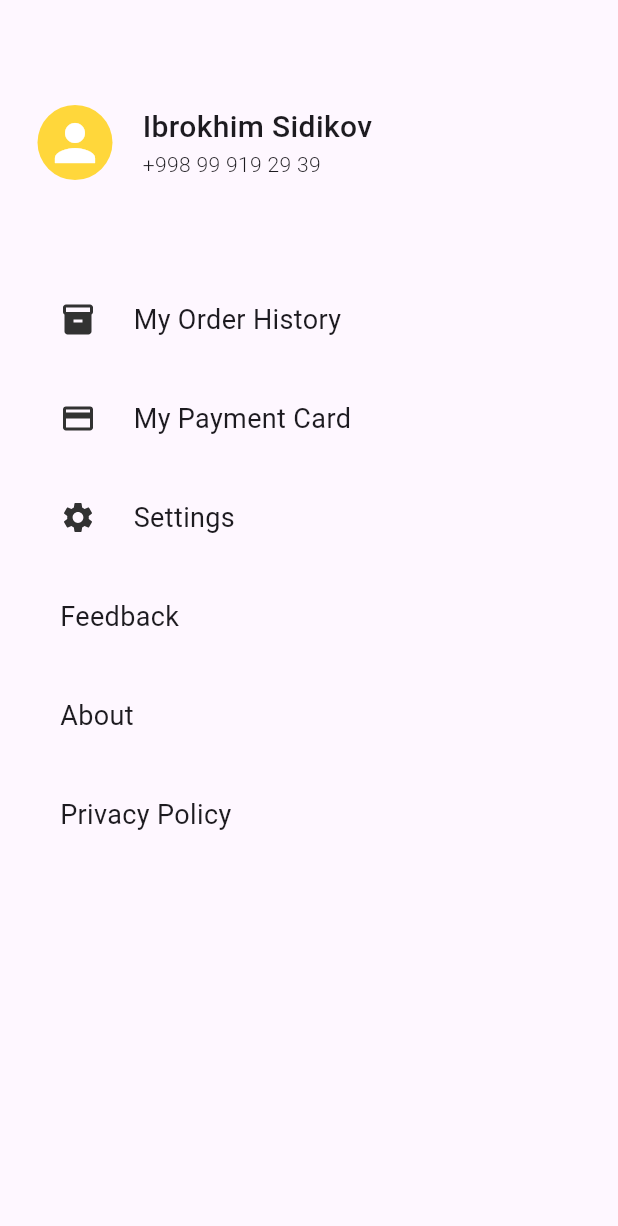
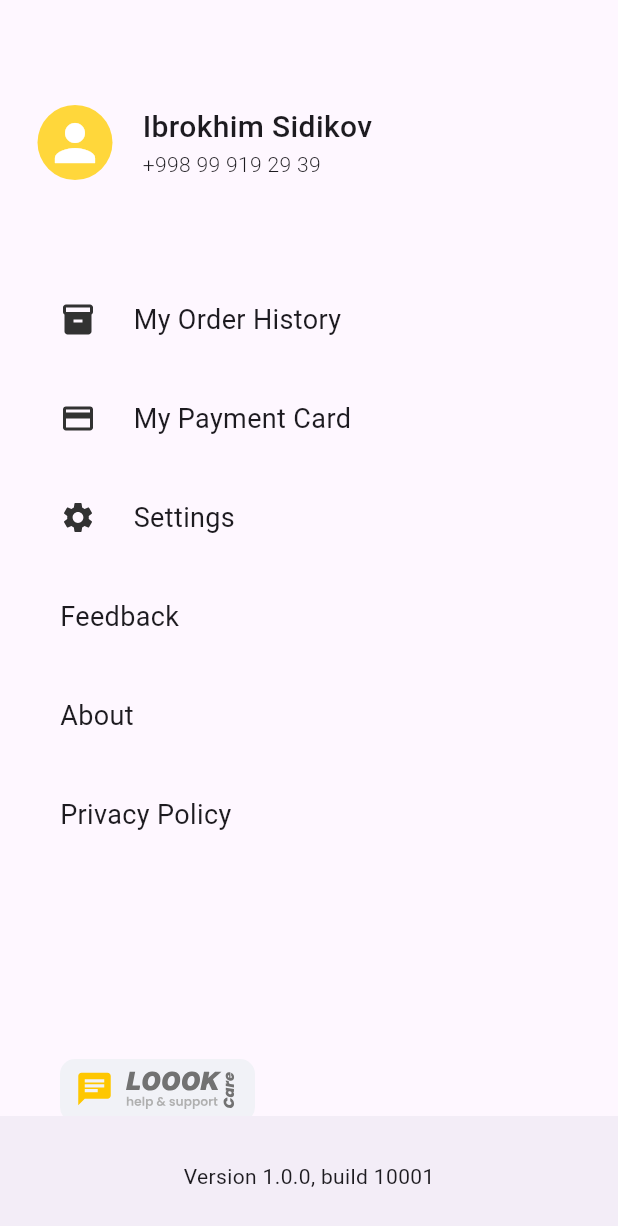
Before and after one commit to IbrokhimSidikov/apploook, a Flutter app: the Profile screen opened directly, on a phone screen of 412 x 824 dp. Shown: the top 1226 px of the screen. Run offline on Flutter 3.47's test engine with Material 3 defaults, Android fonts, the phone set to English and light mode, and no system bars; our stand-ins replace curved_navigation_bar, flutter_svg; missing offline and left inert: phone_form_field.

Commit message:
Task-01-15--Profile page modified

```diff
--- a/lib/pages/profile.dart
+++ b/lib/pages/profile.dart
@@ -122,11 +122,21 @@ class _ProfileState extends State<Profile> {
                   'Privacy Policy',
                   style: TextStyle(fontSize: 18),
                 ),
+                SizedBox(
+                  height: 150,
+                ),
+                SvgPicture.asset('images/lookSupport.svg'),
               ],
             ),
           )
         ],
       ),
+      bottomNavigationBar: BottomAppBar(
+        child: Row(
+          mainAxisAlignment: MainAxisAlignment.center,
+          children: [Text('Version 1.0.0, build 10001')],
+        ),
+      ),
     );
   }
 }
```
Also changed, not shown: images/lookSupport.svg (added).
